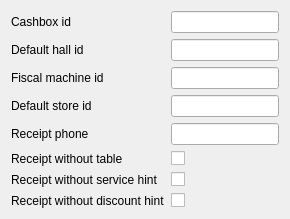
Before: the Qt Designer form FrontDesk/rworkstationconfigshop.ui in End1-1/Cafe5, drawn with Qt 5.
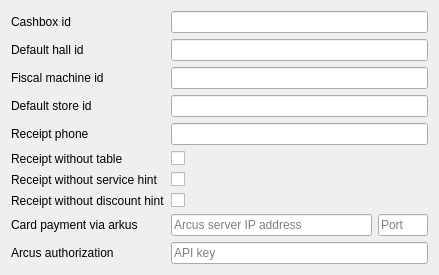
After: the same form once the commit is applied.

Commit message: Piicasso store + new srevier5 format

Patch:
```diff
--- a/FrontDesk/rworkstationconfigshop.ui
+++ b/FrontDesk/rworkstationconfigshop.ui
@@ -2,17 +2,15 @@
 <ui version="4.0">
  <class>RWorkstationConfigShop</class>
  <widget class="QWidget" name="RWorkstationConfigShop">
-  <layout class="QFormLayout" name="formLayout">
-   <item row="0" column="0">
-    <widget class="QLabel" name="labelCashbox">
-     <property name="text">
-      <string>Cashbox id</string>
-     </property>
-    </widget>
-   </item>
-   <item row="0" column="1">
-    <widget class="QLineEdit" name="leCashboxId"/>
-   </item>
+  <property name="geometry">
+   <rect>
+    <x>0</x>
+    <y>0</y>
+    <width>439</width>
+    <height>265</height>
+   </rect>
+  </property>
+  <layout class="QGridLayout" name="gridLayout">
    <item row="1" column="0">
     <widget class="QLabel" name="labelHall">
      <property name="text">
@@ -20,9 +18,6 @@
      </property>
     </widget>
    </item>
-   <item row="1" column="1">
-    <widget class="QLineEdit" name="leHallId"/>
-   </item>
    <item row="2" column="0">
     <widget class="QLabel" name="labelFiscal">
      <property name="text">
@@ -30,29 +25,13 @@
      </property>
     </widget>
    </item>
-   <item row="2" column="1">
-    <widget class="QLineEdit" name="leFiscalId"/>
-   </item>
-   <item row="3" column="0">
-    <widget class="QLabel" name="labelStore">
+   <item row="7" column="0">
+    <widget class="QLabel" name="labelNoDiscount">
      <property name="text">
-      <string>Default store id</string>
+      <string>Receipt without discount hint</string>
      </property>
     </widget>
    </item>
-   <item row="3" column="1">
-    <widget class="QLineEdit" name="leStoreId"/>
-   </item>
-   <item row="4" column="0">
-    <widget class="QLabel" name="labelPhone">
-     <property name="text">
-      <string>Receipt phone</string>
-     </property>
-    </widget>
-   </item>
-   <item row="4" column="1">
-    <widget class="QLineEdit" name="leReceiptPhone"/>
-   </item>
    <item row="5" column="0">
     <widget class="QLabel" name="labelNoTable">
      <property name="text">
@@ -60,9 +39,32 @@
      </property>
     </widget>
    </item>
+   <item row="4" column="0">
+    <widget class="QLabel" name="labelPhone">
+     <property name="text">
+      <string>Receipt phone</string>
+     </property>
+    </widget>
+   </item>
    <item row="5" column="1">
     <widget class="QCheckBox" name="chReceiptNoTable"/>
    </item>
+   <item row="6" column="1">
+    <widget class="QCheckBox" name="chReceiptNoServiceHint"/>
+   </item>
+   <item row="8" column="1">
+    <widget class="QLineEdit" name="leArcustAddress">
+     <property name="sizePolicy">
+      <sizepolicy hsizetype="Expanding" vsizetype="Fixed">
+       <horstretch>1</horstretch>
+       <verstretch>0</verstretch>
+      </sizepolicy>
+     </property>
+     <property name="placeholderText">
+      <string>Arcus server IP address</string>
+     </property>
+    </widget>
+   </item>
    <item row="6" column="0">
     <widget class="QLabel" name="labelNoService">
      <property name="text">
@@ -70,19 +72,78 @@
      </property>
     </widget>
    </item>
-   <item row="6" column="1">
-    <widget class="QCheckBox" name="chReceiptNoServiceHint"/>
+   <item row="0" column="0">
+    <widget class="QLabel" name="labelCashbox">
+     <property name="text">
+      <string>Cashbox id</string>
+     </property>
+    </widget>
    </item>
-   <item row="7" column="0">
-    <widget class="QLabel" name="labelNoDiscount">
+   <item row="3" column="0">
+    <widget class="QLabel" name="labelStore">
      <property name="text">
-      <string>Receipt without discount hint</string>
+      <string>Default store id</string>
+     </property>
+    </widget>
+   </item>
+   <item row="8" column="0">
+    <widget class="QLabel" name="labelNoDiscount_2">
+     <property name="text">
+      <string>Card payment via arkus</string>
      </property>
     </widget>
    </item>
    <item row="7" column="1">
     <widget class="QCheckBox" name="chReceiptNoDiscountHint"/>
    </item>
+   <item row="8" column="2">
+    <widget class="QLineEdit" name="leArcusPort">
+     <property name="maximumSize">
+      <size>
+       <width>50</width>
+       <height>16777215</height>
+      </size>
+     </property>
+     <property name="placeholderText">
+      <string>Port</string>
+     </property>
+    </widget>
+   </item>
+   <item row="4" column="1" colspan="2">
+    <widget class="QLineEdit" name="leReceiptPhone"/>
+   </item>
+   <item row="3" column="1" colspan="2">
+    <widget class="QLineEdit" name="leStoreId"/>
+   </item>
+   <item row="2" column="1" colspan="2">
+    <widget class="QLineEdit" name="leFiscalId"/>
+   </item>
+   <item row="1" column="1" colspan="2">
+    <widget class="QLineEdit" name="leHallId"/>
+   </item>
+   <item row="0" column="1" colspan="2">
+    <widget class="QLineEdit" name="leCashboxId"/>
+   </item>
+   <item row="9" column="0">
+    <widget class="QLabel" name="labelNoDiscount_3">
+     <property name="text">
+      <string>Arcus authorization</string>
+     </property>
+    </widget>
+   </item>
+   <item row="9" column="1" colspan="2">
+    <widget class="QLineEdit" name="leArcusKey">
+     <property name="sizePolicy">
+      <sizepolicy hsizetype="Expanding" vsizetype="Fixed">
+       <horstretch>1</horstretch>
+       <verstretch>0</verstretch>
+      </sizepolicy>
+     </property>
+     <property name="placeholderText">
+      <string>API key</string>
+     </property>
+    </widget>
+   </item>
   </layout>
  </widget>
  <resources/>
```
The commit also changes 72 other files.
